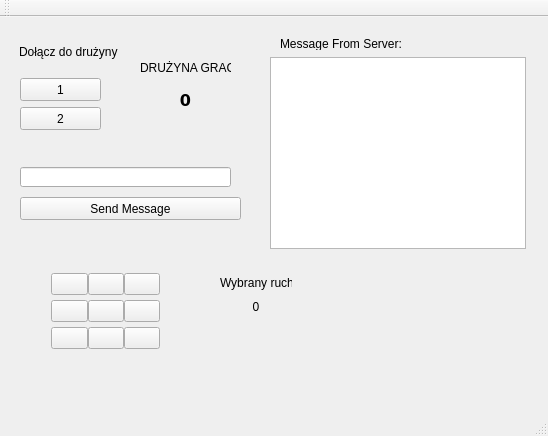
The window that joCirclenXapp/jocirclenxapp.ui (mazakk94/joCirclenXapp) describes before a commit, drawn with Qt 5.
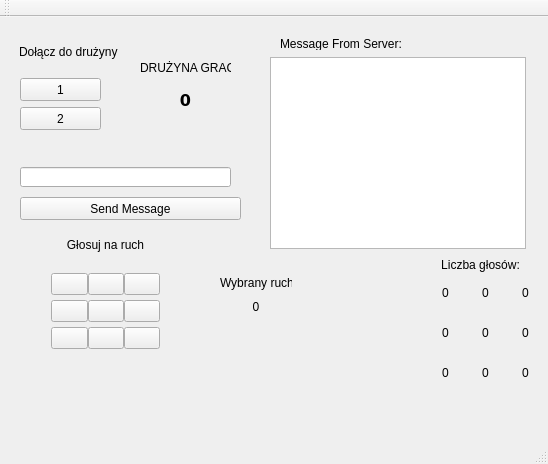
The same window after the commit.

Diff of the .ui file:
```diff
--- a/joCirclenXapp/jocirclenxapp.ui
+++ b/joCirclenXapp/jocirclenxapp.ui
@@ -7,7 +7,7 @@
     <x>0</x>
     <y>0</y>
     <width>548</width>
-    <height>436</height>
+    <height>464</height>
    </rect>
   </property>
   <property name="windowTitle">
@@ -270,6 +270,182 @@
      <string>Wybrany ruch:</string>
     </property>
    </widget>
+   <widget class="QLabel" name="label_4">
+    <property name="geometry">
+     <rect>
+      <x>440</x>
+      <y>240</y>
+      <width>81</width>
+      <height>16</height>
+     </rect>
+    </property>
+    <property name="text">
+     <string>Liczba głosów:</string>
+    </property>
+    <property name="alignment">
+     <set>Qt::AlignCenter</set>
+    </property>
+   </widget>
+   <widget class="QLabel" name="label_5">
+    <property name="geometry">
+     <rect>
+      <x>40</x>
+      <y>220</y>
+      <width>131</width>
+      <height>16</height>
+     </rect>
+    </property>
+    <property name="text">
+     <string>Głosuj na ruch</string>
+    </property>
+    <property name="alignment">
+     <set>Qt::AlignCenter</set>
+    </property>
+   </widget>
+   <widget class="QLabel" name="lcd1">
+    <property name="geometry">
+     <rect>
+      <x>430</x>
+      <y>260</y>
+      <width>31</width>
+      <height>31</height>
+     </rect>
+    </property>
+    <property name="text">
+     <string>0</string>
+    </property>
+    <property name="alignment">
+     <set>Qt::AlignCenter</set>
+    </property>
+   </widget>
+   <widget class="QLabel" name="lcd2">
+    <property name="geometry">
+     <rect>
+      <x>470</x>
+      <y>260</y>
+      <width>31</width>
+      <height>31</height>
+     </rect>
+    </property>
+    <property name="text">
+     <string>0</string>
+    </property>
+    <property name="alignment">
+     <set>Qt::AlignCenter</set>
+    </property>
+   </widget>
+   <widget class="QLabel" name="lcd3">
+    <property name="geometry">
+     <rect>
+      <x>510</x>
+      <y>260</y>
+      <width>31</width>
+      <height>31</height>
+     </rect>
+    </property>
+    <property name="text">
+     <string>0</string>
+    </property>
+    <property name="alignment">
+     <set>Qt::AlignCenter</set>
+    </property>
+   </widget>
+   <widget class="QLabel" name="lcd4">
+    <property name="geometry">
+     <rect>
+      <x>430</x>
+      <y>300</y>
+      <width>31</width>
+      <height>31</height>
+     </rect>
+    </property>
+    <property name="text">
+     <string>0</string>
+    </property>
+    <property name="alignment">
+     <set>Qt::AlignCenter</set>
+    </property>
+   </widget>
+   <widget class="QLabel" name="lcd5">
+    <property name="geometry">
+     <rect>
+      <x>470</x>
+      <y>300</y>
+      <width>31</width>
+      <height>31</height>
+     </rect>
+    </property>
+    <property name="text">
+     <string>0</string>
+    </property>
+    <property name="alignment">
+     <set>Qt::AlignCenter</set>
+    </property>
+   </widget>
+   <widget class="QLabel" name="lcd6">
+    <property name="geometry">
+     <rect>
+      <x>510</x>
+      <y>300</y>
+      <width>31</width>
+      <height>31</height>
+     </rect>
+    </property>
+    <property name="text">
+     <string>0</string>
+    </property>
+    <property name="alignment">
+     <set>Qt::AlignCenter</set>
+    </property>
+   </widget>
+   <widget class="QLabel" name="lcd7">
+    <property name="geometry">
+     <rect>
+      <x>430</x>
+      <y>340</y>
+      <width>31</width>
+      <height>31</height>
+     </rect>
+    </property>
+    <property name="text">
+     <string>0</string>
+    </property>
+    <property name="alignment">
+     <set>Qt::AlignCenter</set>
+    </property>
+   </widget>
+   <widget class="QLabel" name="lcd8">
+    <property name="geometry">
+     <rect>
+      <x>470</x>
+      <y>340</y>
+      <width>31</width>
+      <height>31</height>
+     </rect>
+    </property>
+    <property name="text">
+     <string>0</string>
+    </property>
+    <property name="alignment">
+     <set>Qt::AlignCenter</set>
+    </property>
+   </widget>
+   <widget class="QLabel" name="lcd9">
+    <property name="geometry">
+     <rect>
+      <x>510</x>
+      <y>340</y>
+      <width>31</width>
+      <height>31</height>
+     </rect>
+    </property>
+    <property name="text">
+     <string>0</string>
+    </property>
+    <property name="alignment">
+     <set>Qt::AlignCenter</set>
+    </property>
+   </widget>
   </widget>
   <widget class="QMenuBar" name="menuBar">
    <property name="geometry">
```
